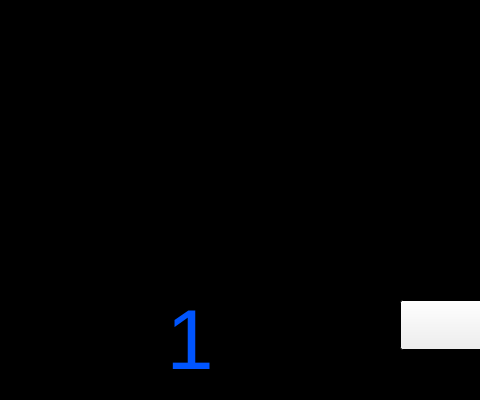
ilw/iclppg, file mainWindow.ui: the form before one commit; both pictures show x 0 to 480 and y 0 to 400 of the 780 by 400 pixel window.
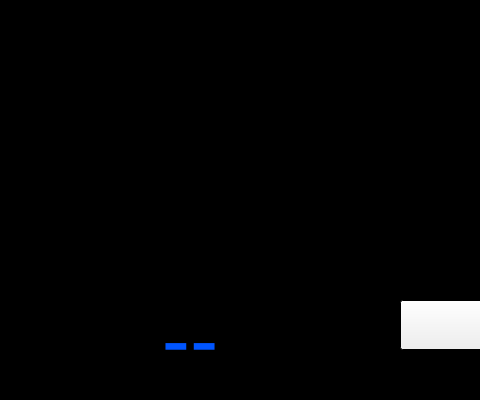
The form after the commit. Custom widgets are drawn as their Qt base class.

What changed in the file:
```diff
--- a/mainWindow.ui
+++ b/mainWindow.ui
@@ -204,7 +204,7 @@
      </font>
     </property>
     <property name="text">
-     <string>1</string>
+     <string>--</string>
     </property>
     <property name="textFormat">
      <enum>Qt::PlainText</enum>
```
